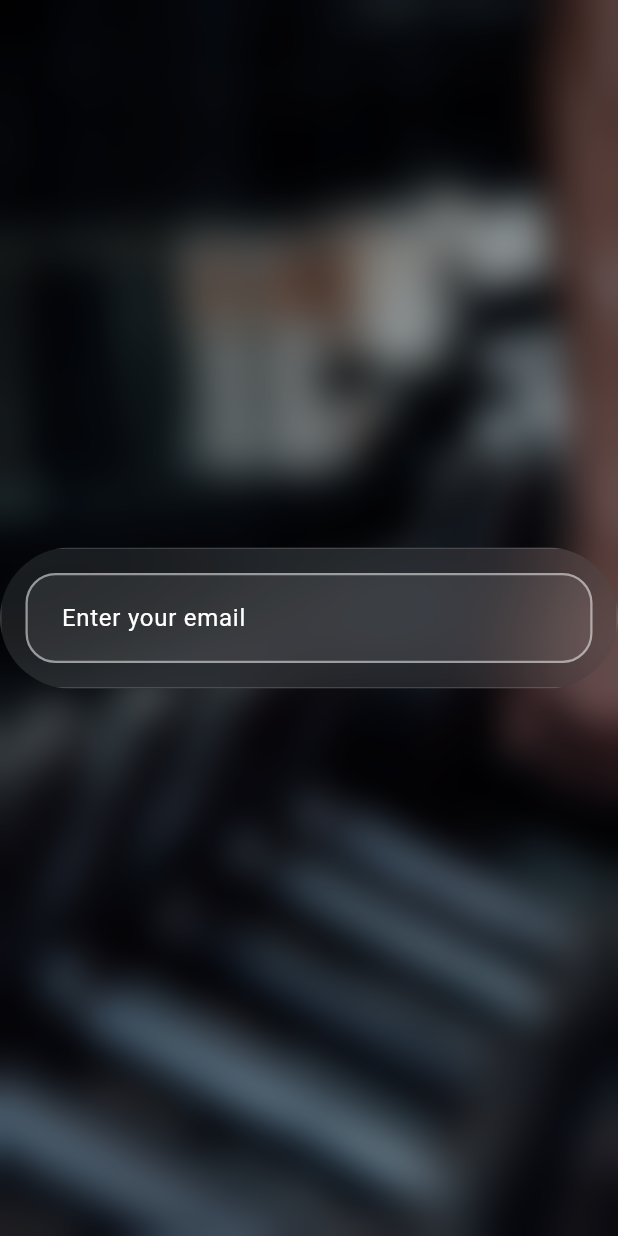
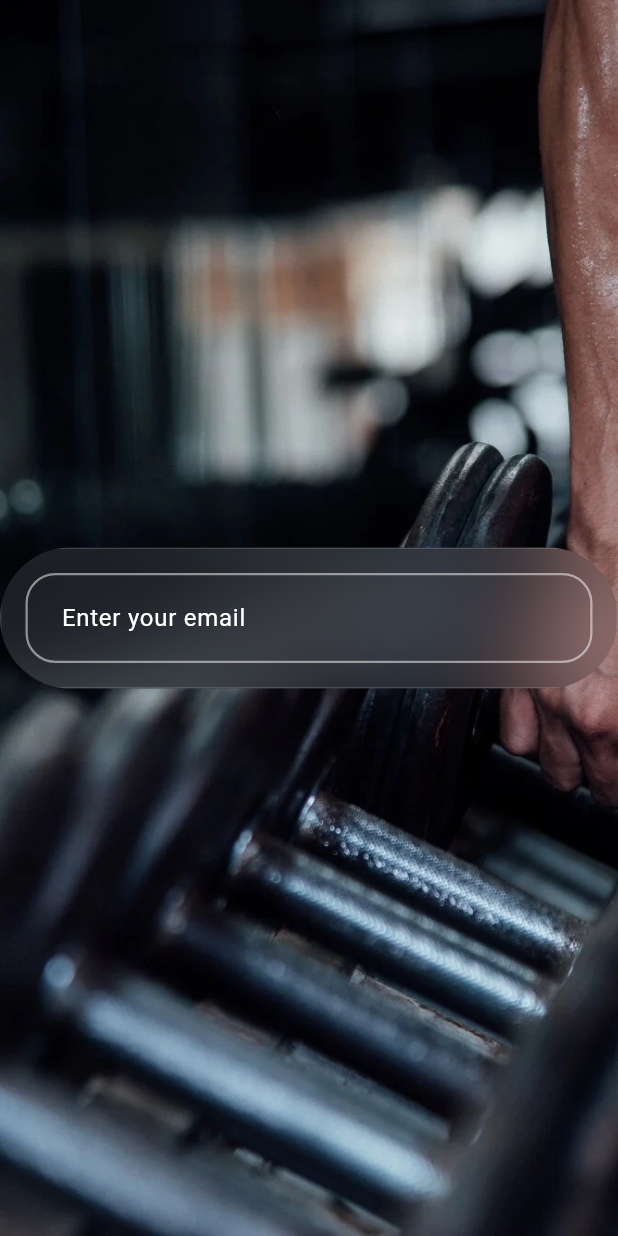
Before and after one commit to OmaarKhaaled/fitness_app, a Flutter app: the screen it shows after launch, on a phone screen of 412 x 824 dp. Run offline on Flutter 3.47's test engine with Material 3 defaults, Android fonts, the phone set to English and light mode, and no system bars; our stand-ins replace dio, easy_localization, equatable, flutter_bloc, flutter_secure_storage, freezed_annotation and 5 more; generated files the repository leaves out were written again; project files that could hold a hidden picture were left out.

```diff
--- a/lib/core/constants/app_assets.dart
+++ b/lib/core/constants/app_assets.dart
@@ -6,11 +6,14 @@ class AppAssets {
       'assets/images/onboarding_background.jpg';
   static const String authBackground = 'assets/images/auth_background.png';
   static const String translationsPath = 'assets/translations';
+  static const String forgetPasswordBackground =
+      'assets/images/forget_password_background.png';
+  static const String fitness = 'assets/images/fitness.png';
 }
 
 class AppIcons {
   static const String home = 'assets/icons/home.svg';
-  static const String workout = 'assets/icons/wourkout.svg';
+  static const String workout = 'assets/icons/workout.svg';
   static const String chatAi = 'assets/icons/chat_ai.svg';
   static const String profile = 'assets/icons/profile.svg';
   static const String superFitness = 'assets/icons/super_fitness.svg';
--- a/lib/core/constants/app_routes_constants.dart
+++ b/lib/core/constants/app_routes_constants.dart
@@ -7,4 +7,5 @@ class AppRoutesConstants {
   static const String homeRoute = '/home';
   static const String editProfileRoute = '/edit_profile';
   static const String changePasswordRoute = '/change_password';
+  static const String forgetPasswordRoute = '/forget_password';
 }
--- a/lib/core/routing/app_router.dart
+++ b/lib/core/routing/app_router.dart
@@ -1,14 +1,21 @@
 import 'package:fitness_app/core/constants/app_routes_constants.dart';
+import 'package:fitness_app/features/auth/forget_password/presentation/view/screens/forget_password_screen.dart';
 import 'package:fitness_app/onboarding_screen.dart';
 import 'package:go_router/go_router.dart';
 
 class AppRouter {
-  static GoRouter get router => GoRouter(
+  static final GoRouter router = GoRouter(
     initialLocation: AppRoutesConstants.onboardingRoute,
     routes: [
       GoRoute(
+        name: AppRoutesConstants.onboardingRoute,
         path: AppRoutesConstants.onboardingRoute,
         builder: (context, state) => const OnboardingScreen(),
+      ),
+      GoRoute(
+        name: AppRoutesConstants.forgetPasswordRoute,
+        path: AppRoutesConstants.forgetPasswordRoute,
+        builder: (context, state) => const ForgetPasswordScreen(),
       ),
     ],
   );
--- a/lib/core/shared/app_scaffold.dart
+++ b/lib/core/shared/app_scaffold.dart
@@ -1,4 +1,3 @@
-import 'dart:ui';
 import 'package:fitness_app/core/theme/app_colors.dart';
 import 'package:flutter/material.dart';
 
@@ -6,7 +5,6 @@ class AppScaffold extends StatelessWidget {
   final Widget child;
   final String backgroundImage;
   final Alignment alignment;
-
   const AppScaffold({
     super.key,
     required this.child,
@@ -18,21 +16,12 @@ class AppScaffold extends StatelessWidget {
   Widget build(BuildContext context) {
     return Scaffold(
       backgroundColor: AppColors.transparent,
-      body: SizedBox(
-        height: double.infinity,
-        child: Center(
-          child: Stack(
-            fit: StackFit.expand,
-            children: [
-              Image.asset(backgroundImage, fit: BoxFit.cover),
-              BackdropFilter(
-                filter: ImageFilter.blur(sigmaX: 12.5, sigmaY: 12.5),
-                child: Container(color: AppColors.black.withValues(alpha: .35)),
-              ),
-              Align(alignment: alignment, child: child),
-            ],
-          ),
-        ),
+      body: Stack(
+        fit: StackFit.expand,
+        children: [
+          Image.asset(backgroundImage, fit: BoxFit.cover),
+          Align(alignment: alignment, child: child),
+        ],
       ),
     );
   }
--- a/lib/core/theme/app_theme.dart
+++ b/lib/core/theme/app_theme.dart
@@ -1,5 +1,6 @@
 import 'package:fitness_app/core/theme/app_colors.dart';
 import 'package:flutter/material.dart';
+import 'package:google_fonts/google_fonts.dart';
 
 class AppTheme {
   static final ThemeData lightTheme = ThemeData(
@@ -9,7 +10,8 @@ class AppTheme {
       centerTitle: true,
       foregroundColor: AppColors.white,
     ),
-    textTheme: const TextTheme(
+    textTheme: GoogleFonts.balooThambi2TextTheme(
+      const TextTheme(
         // Display styles
         displayLarge: TextStyle(
           fontSize: 57,
@@ -95,22 +97,26 @@ class AppTheme {
           color: AppColors.white,
         ),
       ),
+    ),
     elevatedButtonTheme: ElevatedButtonThemeData(
       style: ElevatedButton.styleFrom(
         backgroundColor: AppColors.primary,
         foregroundColor: AppColors.white,
-        textStyle: const TextStyle(fontSize: 14, fontWeight: FontWeight.bold),
+        textStyle: GoogleFonts.balooThambi2(
+          fontSize: 14,
+          fontWeight: FontWeight.bold,
+        ),
         shape: RoundedRectangleBorder(borderRadius: BorderRadius.circular(20)),
       ),
     ),
     inputDecorationTheme: InputDecorationTheme(
       filled: true,
       floatingLabelBehavior: FloatingLabelBehavior.never,
-      fillColor: AppColors.white.withValues(alpha: .08),
+      fillColor: AppColors.white.withValues(alpha: .01),
       prefixIconColor: AppColors.white,
       suffixIconColor: AppColors.white,
-      labelStyle: const TextStyle(color: AppColors.white),
-      hintStyle: const TextStyle(color: AppColors.white),
+      labelStyle: GoogleFonts.balooThambi2(color: AppColors.white),
+      hintStyle: GoogleFonts.balooThambi2(color: AppColors.white),
 
       border: OutlineInputBorder(
         borderRadius: BorderRadius.circular(20),
```
Also changed, not shown: assets/translations/ar.json (+27 -0 lines), assets/translations/en.json (+27 -0 lines), lib/config/base_state/base_state.dart (+5 -5 lines), lib/core/constants/app_text_constants.dart (+38 -0 lines), assets/images/fitness.png (added), assets/images/forget_password_background.png (added). Lines whose indentation alone changed are shown as unchanged.
